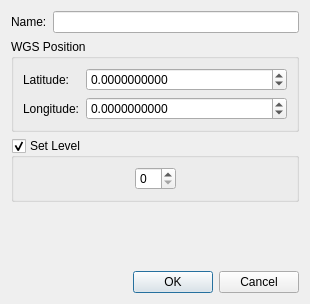
Qt form resources/CenterPointEditDialog.ui (MichalVlasak/OSMViewer) before a commit.
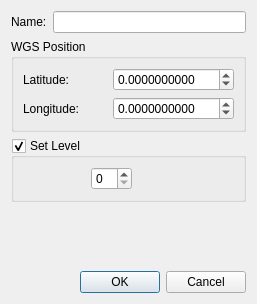
The same form after that commit.

```diff
--- a/resources/CenterPointEditDialog.ui
+++ b/resources/CenterPointEditDialog.ui
@@ -6,7 +6,7 @@
    <rect>
     <x>0</x>
     <y>0</y>
-    <width>310</width>
+    <width>257</width>
     <height>304</height>
    </rect>
   </property>
@@ -33,14 +33,7 @@
      <property name="title">
       <string>WGS Position</string>
      </property>
-     <layout class="QGridLayout" name="gridLayout" columnstretch="0,1" columnminimumwidth="0,0">
-      <item row="0" column="0">
-       <widget class="QLabel" name="label_3">
-        <property name="text">
-         <string>Latitude:</string>
-        </property>
-       </widget>
-      </item>
+     <layout class="QGridLayout" name="gridLayout" columnstretch="0,0">
       <item row="0" column="1">
        <widget class="QDoubleSpinBox" name="latitude">
         <property name="decimals">
@@ -54,10 +47,10 @@
         </property>
        </widget>
       </item>
-      <item row="1" column="0">
-       <widget class="QLabel" name="label_4">
+      <item row="0" column="0">
+       <widget class="QLabel" name="label_3">
         <property name="text">
-         <string>Longitude:</string>
+         <string>Latitude:</string>
         </property>
        </widget>
       </item>
@@ -74,6 +67,13 @@
         </property>
        </widget>
       </item>
+      <item row="1" column="0">
+       <widget class="QLabel" name="label_4">
+        <property name="text">
+         <string>Longitude:</string>
+        </property>
+       </widget>
+      </item>
      </layout>
     </widget>
    </item>
```
